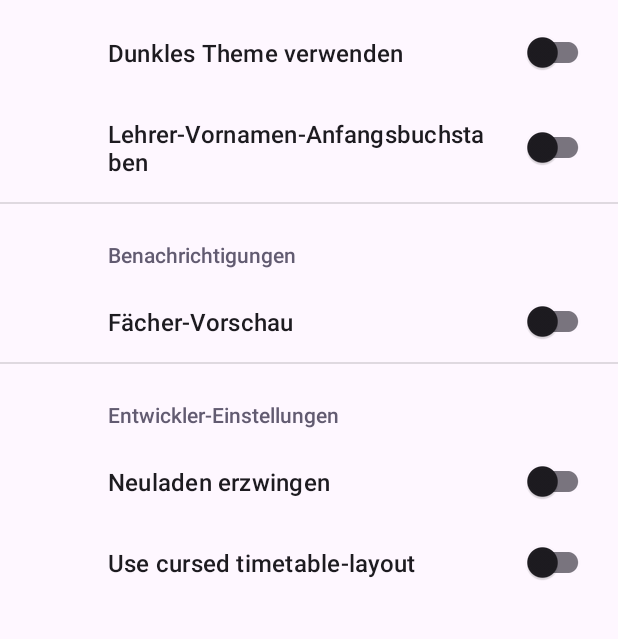
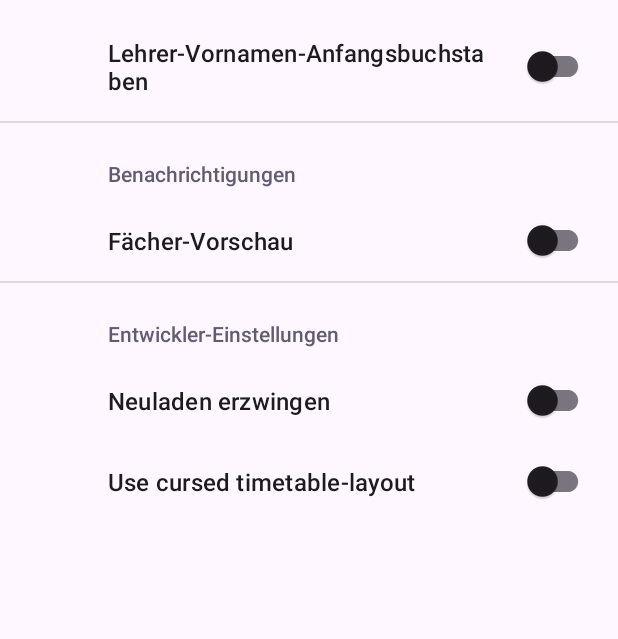
Before and after one commit to zenonet/WolkenbergStundenplan, an Android app: the SettingsActivity screen opened directly, with no data from a screen before it, on a phone screen of 412 x 824 dp, the part 65-704 px from its top. Run offline under Robolectric (Android 15) with nearby library versions, the phone set to English and light mode, and no system bars; our stand-ins replace androidx.preference.

Commit message:
Removed the useDarkMode option

```diff
--- a/app/src/main/res/xml/root_preferences.xml
+++ b/app/src/main/res/xml/root_preferences.xml
@@ -1,9 +1,6 @@
 <PreferenceScreen xmlns:app="http://schemas.android.com/apk/res-auto">
 
     <PreferenceCategory app:title="Stundenplan Ansicht">
-        <SwitchPreferenceCompat
-            app:key="useDarkMode"
-            app:title="Dunkles Theme verwenden" />
         <SwitchPreferenceCompat
             app:key="showTeachersInitials"
             app:title="Lehrer-Vornamen-Anfangsbuchstaben" />
@@ -23,7 +20,7 @@
             app:summaryOn="Stundenplan wird auch neu geladen, wenn er nicht verändert wurde"
             app:title="Neuladen erzwingen" />
         <SwitchPreferenceCompat
-            app:key="cursedLayout"
+            app:key="useCursedLayout"
             app:title="Use cursed timetable-layout" />
     </PreferenceCategory>
 </PreferenceScreen>
```
